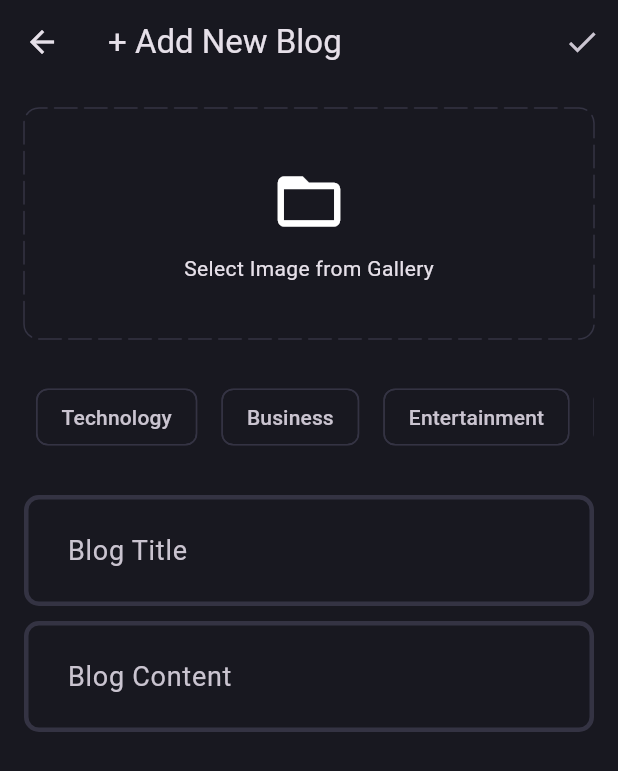
After one commit to umersagheer/blog-wave, a Flutter app: the BlogPage screen opened directly, after a tap on an icon or button, on a phone screen of 412 x 824 dp. The commit adds this screen. Shown: the top 771 px of the screen. Run offline on Flutter 3.47's test engine with Material 3 defaults, Android fonts, the phone set to English and light mode, and no system bars; drawn by our look-alikes of dotted_border; our stand-ins replace flutter_bloc, fpdart, get_it, supabase_flutter; accounts and stored records are empty.

Commit message:
ui: add new blog page

```diff
--- /dev/null
+++ b/lib/core/common/screens/onboarding_screen.dart
@@ -0,0 +1,29 @@
+import 'package:flutter/material.dart';
+
+class OnBoardingScreen extends StatefulWidget {
+  const OnBoardingScreen({super.key});
+
+  @override
+  State<OnBoardingScreen> createState() => _OnBoardingScreenState();
+}
+
+class _OnBoardingScreenState extends State<OnBoardingScreen> {
+  @override
+  Widget build(BuildContext context) {
+    return Scaffold(
+      body: PageView(
+        children: [
+          Container(
+            color: Colors.red,
+          ),
+          Container(
+            color: Colors.green,
+          ),
+          Container(
+            color: Colors.blue,
+          ),
+        ],
+      ),
+    );
+  }
+}
--- a/lib/core/theme/theme.dart
+++ b/lib/core/theme/theme.dart
@@ -12,6 +12,9 @@ class AppTheme {
   static final darkThemeMode = ThemeData.dark().copyWith(
     scaffoldBackgroundColor: AppPallete.backgroundColor,
     appBarTheme: const AppBarTheme(backgroundColor: AppPallete.backgroundColor),
+    chipTheme: const ChipThemeData(
+        color: MaterialStatePropertyAll(AppPallete.backgroundColor),
+        side: BorderSide.none),
     inputDecorationTheme: InputDecorationTheme(
       contentPadding: const EdgeInsets.all(25),
       enabledBorder: _border(),
--- /dev/null
+++ b/lib/features/blog/presentation/pages/add_new_blog_page.dart
@@ -0,0 +1,118 @@
+import 'package:blog_wave/core/theme/app_pallete.dart';
+import 'package:blog_wave/core/theme/theme.dart';
+import 'package:blog_wave/features/blog/presentation/widgets/blog_editor.dart';
+import 'package:dotted_border/dotted_border.dart';
+import 'package:flutter/material.dart';
+
+class AddNewBlogPage extends StatefulWidget {
+  static route() =>
+      MaterialPageRoute(builder: ((context) => const AddNewBlogPage()));
+
+  const AddNewBlogPage({super.key});
+
+  @override
+  State<AddNewBlogPage> createState() => _AddNewBlogPageState();
+}
+
+class _AddNewBlogPageState extends State<AddNewBlogPage> {
+  final titleController = TextEditingController();
+  final contentController = TextEditingController();
+  List<String> selectedTopics = [];
+
+  @override
+  void dispose() {
+    titleController.dispose();
+    contentController.dispose();
+    super.dispose();
+  }
+
+  @override
+  Widget build(BuildContext context) {
+    return Scaffold(
+      appBar: AppBar(
+        title: const Text('+ Add New Blog'),
+        actions: [
+          IconButton(
+            onPressed: () {},
+            icon: const Icon(Icons.done),
+            tooltip: 'Save blog',
+          ),
+        ],
+      ),
+      body: SingleChildScrollView(
+        child: Padding(
+          padding: const EdgeInsets.all(16.0),
+          child: Column(
+            children: [
+              DottedBorder(
+                color: AppPallete.borderColor,
+                dashPattern: const [15, 5],
+                radius: const Radius.circular(10),
+                borderType: BorderType.RRect,
+                strokeCap: StrokeCap.round,
+                child: Container(
+                  height: 150,
+                  width: double.infinity,
+                  child: const Column(
+                    mainAxisAlignment: MainAxisAlignment.center,
+                    children: [
+                      Icon(Icons.folder_open, size: 50),
+                      SizedBox(height: 10),
+                      Text('Select Image from Gallery'),
+                    ],
+                  ),
+                ),
+              ),
+              const SizedBox(height: 20),
+              SingleChildScrollView(
+                scrollDirection: Axis.horizontal,
+                child: Row(
+                  children: [
+                    'Technology',
+                    'Business',
+                    'Entertainment',
+                    'Sports',
+                    'Programming'
+                  ]
+                      .map(
+                        (e) => Padding(
+                          padding: const EdgeInsets.all(8.0),
+                          child: GestureDetector(
+                            onTap: () {
+                              if (selectedTopics.contains(e)) {
+                                selectedTopics.remove(e);
+                              } else {
+                                selectedTopics.add(e);
+                              }
+                              setState(() {});
+                            },
+                            child: Chip(
+                              color: selectedTopics.contains(e)
+                                  ? const MaterialStatePropertyAll(
+                                      AppPallete.gradient1)
+                                  : null,
+                              label: Text(e),
+                              side: selectedTopics.contains(e)
+                                  ? const BorderSide(
+                                      color: AppPallete.gradient1)
+                                  : const BorderSide(
+                                      color: AppPallete.borderColor),
+                            ),
+                          ),
+                        ),
+                      )
+                      .toList(),
+                ),
+              ),
+              const SizedBox(height: 20),
+              BlogEditor(controller: titleController, hintText: "Blog Title"),
+              const SizedBox(height: 10),
+              BlogEditor(
+                  controller: contentController, hintText: "Blog Content"),
+            ],
+          ),
+        ),
+      ),
+    );
+  }
+}
--- /dev/null
+++ b/lib/features/blog/presentation/pages/blog_page.dart
@@ -0,0 +1,25 @@
+import 'package:blog_wave/features/blog/presentation/pages/add_new_blog_page.dart';
+import 'package:flutter/cupertino.dart';
+import 'package:flutter/material.dart';
+
+class BlogPage extends StatelessWidget {
+  const BlogPage({super.key});
+
+  @override
+  Widget build(BuildContext context) {
+    return Scaffold(
+      appBar: AppBar(
+        title: const Text('Blog Wave'),
+        actions: [
+          IconButton(
+            onPressed: () {
+              Navigator.push(context, AddNewBlogPage.route());
+            },
+            icon: const Icon(CupertinoIcons.add_circled),
+            tooltip: 'Add blog',
+          ),
+        ],
+      ),
+    );
+  }
+}
--- /dev/null
+++ b/lib/features/blog/presentation/widgets/blog_editor.dart
@@ -0,0 +1,27 @@
+import 'package:flutter/material.dart';
+
+class BlogEditor extends StatelessWidget {
+  final TextEditingController controller;
+  final String hintText;
+  final bool isObscureText;
+
+  const BlogEditor(
+      {super.key,
+      required this.controller,
+      required this.hintText,
+      this.isObscureText = false});
+
+  @override
+  Widget build(BuildContext context) {
+    return TextFormField(
+      controller: controller,
+      decoration: InputDecoration(
+        labelText: hintText,
+        labelStyle: const TextStyle(fontSize: 18),
+      ),
+      maxLines: null,
+      validator: (value) => value!.isEmpty ? '$hintText is missing!' : null,
+      obscureText: isObscureText,
+    );
+  }
+}
--- a/pubspec.yaml
+++ b/pubspec.yaml
@@ -10,10 +10,12 @@ dependencies:
   flutter:
     sdk: flutter
   flutter_bloc: ^8.1.5
-  get_it: ^7.7.0
+  get_it: ^7.6.7
   cupertino_icons: ^1.0.2
   fpdart: ^1.1.0
   supabase_flutter: ^2.5.2
+  dotted_border: ^2.1.0
+  smooth_page_indicator: ^1.0.0
 
 dev_dependencies:
   flutter_test:
```
Also changed, not shown: lib/features/auth/presentation/pages/signup_page.dart (+7 -4 lines), pubspec.lock.
